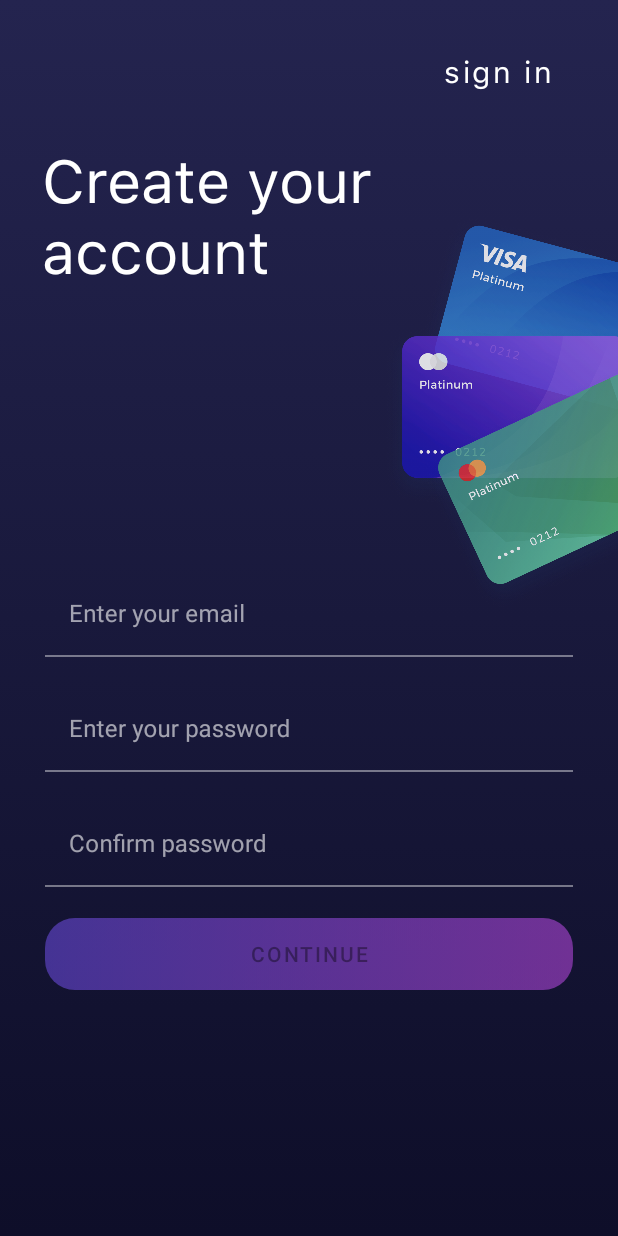
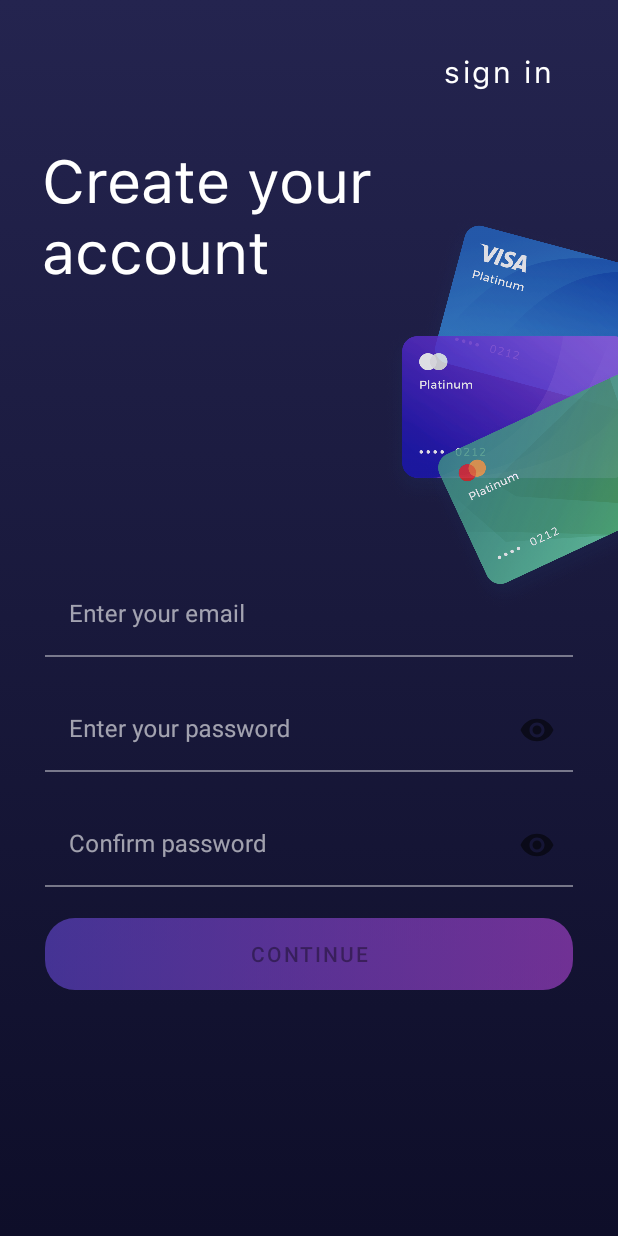
Before and after one commit to Misanea777/budget-_planner, an Android app: the screen it shows after launch (MainActivity), on a phone screen of 412 x 824 dp. Run offline under Robolectric (Android 15) with nearby library versions, the phone set to English and light mode, and no system bars; our stand-ins replace Dagger/Hilt's generated code, data binding; pictures from the network do not load; 3 statements that could not run were skipped.

Commit message:
added toggle pswd visibilty

```diff
--- a/app/src/main/res/layout/fragment_sign_up.xml
+++ b/app/src/main/res/layout/fragment_sign_up.xml
@@ -124,7 +124,8 @@
             app:layout_constraintEnd_toEndOf="parent"
             app:layout_constraintStart_toStartOf="parent"
             android:layout_marginHorizontal="@dimen/default_margin"
-            app:layout_constraintTop_toBottomOf="@+id/input_username">
+            app:layout_constraintTop_toBottomOf="@+id/input_username"
+            app:passwordToggleEnabled="true">
 
             <com.google.android.material.textfield.TextInputEditText
                 android:id="@+id/edit_text_password"
@@ -149,7 +150,8 @@
             app:layout_constraintEnd_toEndOf="parent"
             app:layout_constraintStart_toStartOf="parent"
             android:layout_marginHorizontal="@dimen/default_margin"
-            app:layout_constraintTop_toBottomOf="@+id/input_password">
+            app:layout_constraintTop_toBottomOf="@+id/input_password"
+            app:passwordToggleEnabled="true">
 
             <com.google.android.material.textfield.TextInputEditText
                 android:id="@+id/edit_text_confirm_password"
```
